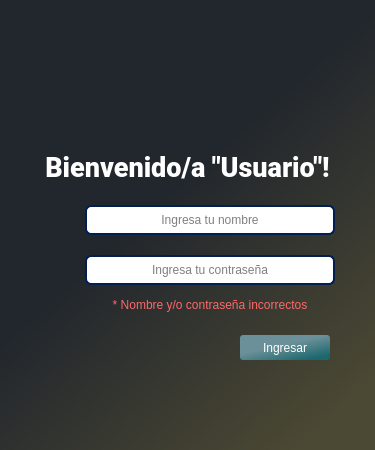
The window that View/log_window.ui (PabloLionel/betahome) describes before a commit, drawn with Qt 5.
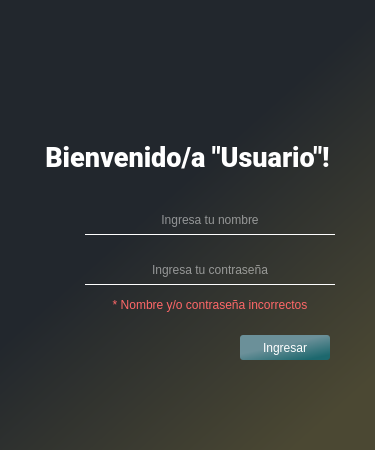
The same window after the commit. Icons and pictures are not drawn.

Patch:
```diff
--- a/View/log_window.ui
+++ b/View/log_window.ui
@@ -142,7 +142,7 @@
      <property name="geometry">
       <rect>
        <x>0</x>
-       <y>140</y>
+       <y>130</y>
        <width>375</width>
        <height>55</height>
       </rect>
@@ -196,12 +196,11 @@
       <enum>Qt::ClickFocus</enum>
      </property>
      <property name="styleSheet">
-      <string notr="true">font: 11pt &quot;Roboto Light&quot;;
-background-color: rgb(255, 255, 255);
-border-color: rgb(2, 31, 84);
-border-style: solid;
-border-width: 2px;
-border-radius: 6px;</string>
+      <string notr="true">font: 12pt &quot;Roboto&quot;;
+background-color: transparent;
+border-bottom: 1px white;
+color: white;
+border-style: solid;</string>
      </property>
      <property name="inputMethodHints">
       <set>Qt::ImhHiddenText|Qt::ImhNoAutoUppercase|Qt::ImhNoPredictiveText|Qt::ImhSensitiveData</set>
@@ -266,12 +265,11 @@
       <enum>Qt::ClickFocus</enum>
      </property>
      <property name="styleSheet">
-      <string notr="true">font: 11pt &quot;Roboto Light&quot;;
-background-color: rgb(255, 255, 255);
-border-color: rgb(2, 31, 84);
-border-style: solid;
-border-width: 2px;
-border-radius: 6px;</string>
+      <string notr="true">font: 12pt &quot;Roboto&quot;;
+background-color: transparent;
+border-bottom: 1px white;
+color: white;
+border-style: solid;</string>
      </property>
      <property name="inputMethodHints">
       <set>Qt::ImhNone</set>
```
